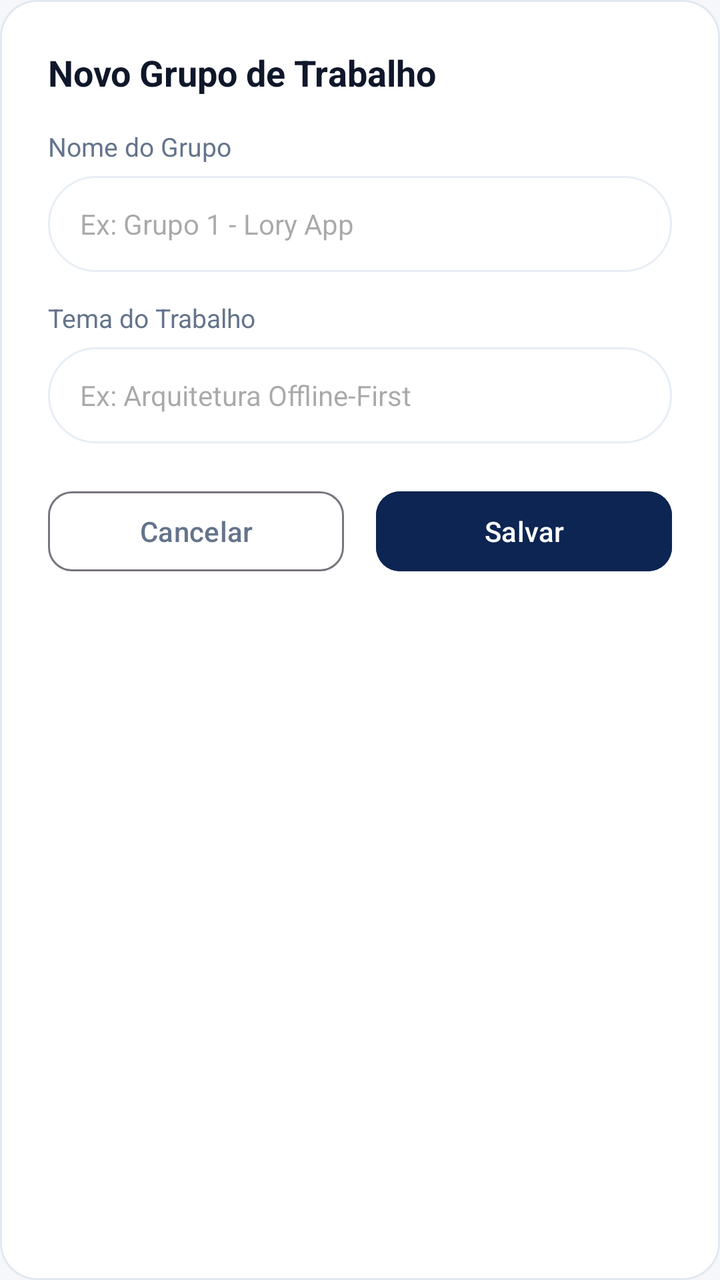
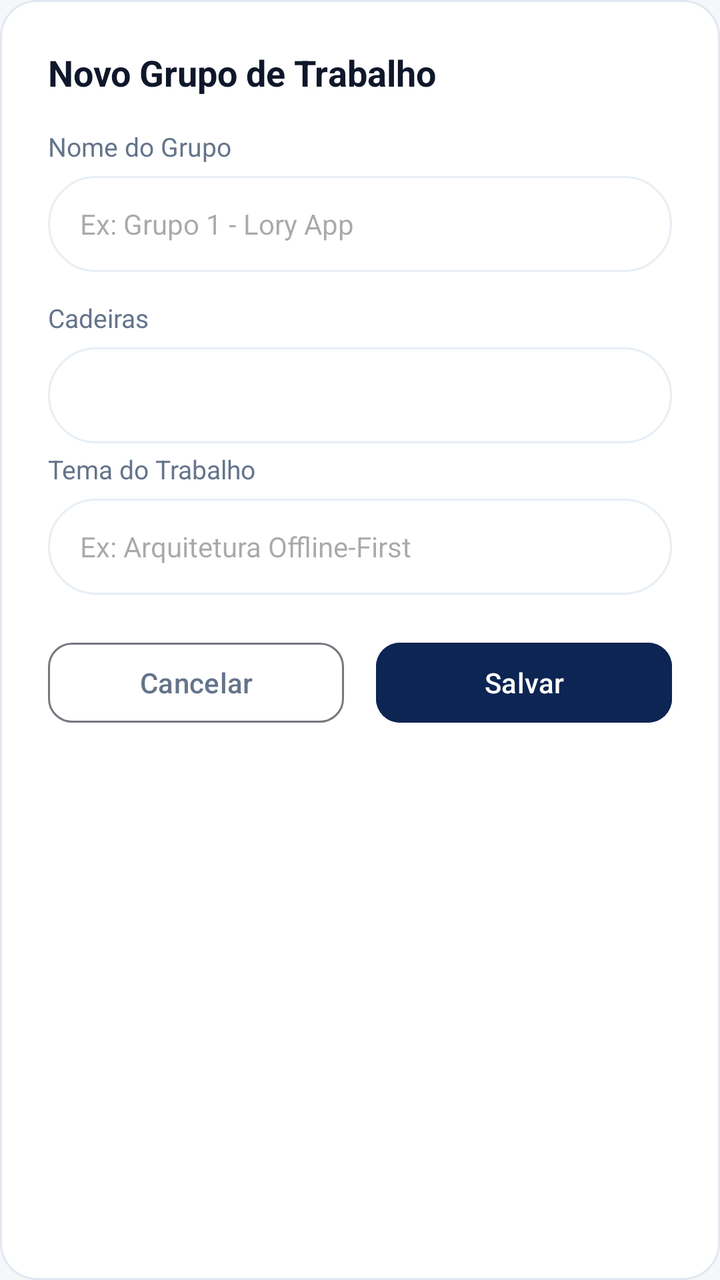

Compare the two renders of this Android layout. The source of the first and the diff that turns it into the second are given below.
<!-- AndroidManifest.xml: application theme Theme.Lory -->
<!-- res/layout/dialog_add_group.xml -->
<?xml version="1.0" encoding="utf-8"?>
<LinearLayout xmlns:android="http://schemas.android.com/apk/res/android"
    xmlns:app="http://schemas.android.com/apk/res-auto"
    android:layout_width="match_parent"
    android:layout_height="wrap_content"
    android:background="@drawable/bg_welcome_card"
    android:orientation="vertical"
    android:padding="24dp">

    <TextView
        android:layout_width="wrap_content"
        android:layout_height="wrap_content"
        android:layout_marginBottom="16dp"
        android:text="Novo Grupo de Trabalho"
        android:textColor="@color/text_primary"
        android:textSize="18sp"
        android:textStyle="bold" />

    
    <TextView
        android:layout_width="wrap_content"
        android:layout_height="wrap_content"
        android:layout_marginBottom="6dp"
        android:text="Nome do Grupo"
        android:textColor="@color/text_secondary"
        android:textSize="13sp" />

    <EditText
        android:id="@+id/et_group_name"
        android:layout_width="match_parent"
        android:layout_height="48dp"
        android:layout_marginBottom="14dp"
        android:background="@drawable/bg_search_bar"
        android:hint="Ex: Grupo 1 - Lory App"
        android:inputType="text"
        android:paddingStart="16dp"
        android:paddingEnd="16dp"
        android:textColor="@color/text_primary"
        android:textSize="14sp" />

    
    <TextView
        android:layout_width="wrap_content"
        android:layout_height="wrap_content"
        android:layout_marginBottom="6dp"
        android:text="Tema do Trabalho"
        android:textColor="@color/text_secondary"
        android:textSize="13sp" />

    <EditText
        android:id="@+id/et_group_theme"
        android:layout_width="match_parent"
        android:layout_height="48dp"
        android:layout_marginBottom="20dp"
        android:background="@drawable/bg_search_bar"
        android:hint="Ex: Arquitetura Offline-First"
        android:inputType="text"
        android:paddingStart="16dp"
        android:paddingEnd="16dp"
        android:textColor="@color/text_primary"
        android:textSize="14sp" />

    
    <LinearLayout
        android:layout_width="match_parent"
        android:layout_height="wrap_content"
        android:orientation="horizontal"
        android:weightSum="2">

        <Button
            android:id="@+id/btn_cancel_group"
            style="?attr/materialButtonOutlinedStyle"
            android:layout_width="0dp"
            android:layout_height="48dp"
            android:layout_marginEnd="8dp"
            android:layout_weight="1"
            android:text="Cancelar"
            android:textColor="@color/text_secondary"
            app:cornerRadius="12dp" />

        <Button
            android:id="@+id/btn_save_group"
            android:layout_width="0dp"
            android:layout_height="48dp"
            android:layout_marginStart="8dp"
            android:layout_weight="1"
            android:backgroundTint="@color/primary_dark_blue"
            android:text="Salvar"
            android:textColor="@color/white"
            app:cornerRadius="12dp" />
    </LinearLayout>

</LinearLayout>
<!-- resources referenced by this layout -->
<resources>
  <color name="primary_dark_blue">#0D2552</color>
  <color name="text_primary">#0F172A</color>
  <color name="text_secondary">#64748B</color>
  <color name="white">#FFFFFFFF</color>
  <!-- drawable bg_search_bar (drawable) -->
  <?xml version="1.0" encoding="utf-8"?>
  <shape xmlns:android="http://schemas.android.com/apk/res/android"
      android:shape="rectangle">
      <solid android:color="@color/surface_white" />
      <corners android:radius="24dp" />
      <stroke
          android:width="1dp"
          android:color="#E8EEF5" />
  </shape>
  <!-- drawable bg_welcome_card (drawable) -->
  <?xml version="1.0" encoding="utf-8"?>
  <shape xmlns:android="http://schemas.android.com/apk/res/android"
      android:shape="rectangle">
      <solid android:color="@color/surface_white" />
      <corners android:radius="18dp" />
      <stroke
          android:width="1dp"
          android:color="#E2E8F0" />
  </shape>
  <style name="Theme.Lory" parent="Base.Theme.Lory" />
  <color name="surface_white">#FFFFFF</color>
  <style name="Base.Theme.Lory" parent="Theme.Material3.DayNight.NoActionBar">
          
          <item name="colorPrimary">@color/primary_dark_blue</item>
          <item name="colorOnPrimary">@color/white</item>
          <item name="colorContainer">@color/surface_white</item>
          <item name="android:statusBarColor">@color/background_light</item>
          <item name="android:windowLightStatusBar">true</item>
          <item name="android:windowBackground">@color/background_light</item>
      </style>
  <color name="background_light">#F5F7FB</color>
</resources>

<!-- the commit's change to res/layout/dialog_add_group.xml (unified diff, before → after) -->
@@ -37,6 +37,33 @@
         android:paddingEnd="16dp"
         android:textColor="@color/text_primary"
         android:textSize="14sp" />
+
+    <TextView
+        android:layout_width="wrap_content"
+        android:layout_height="wrap_content"
+        android:layout_marginBottom="6dp"
+        android:text="@string/nav_tasks"
+        android:textColor="@color/text_secondary"
+        android:textSize="13sp" />
+
+    <Spinner
+        android:id="@+id/sp_group_cadeira"
+        android:layout_width="match_parent"
+        android:layout_height="48dp"
+        android:layout_marginBottom="4dp"
+        android:background="@drawable/bg_search_bar"
+        android:paddingStart="12dp"
+        android:paddingEnd="12dp" />
+
+    <TextView
+        android:id="@+id/tv_group_cadeira_status"
+        android:layout_width="match_parent"
+        android:layout_height="wrap_content"
+        android:layout_marginBottom="14dp"
+        android:text="@string/empty_cadeiras"
+        android:textColor="@color/text_secondary"
+        android:textSize="12sp"
+        android:visibility="gone" />
 
     
     <TextView
<!-- resource entries referenced after the edit -->
@@ -24,6 +24,8 @@
           android:width="1dp"
           android:color="#E2E8F0" />
   </shape>
+  <string name="empty_cadeiras">Nenhuma cadeira cadastrada no momento.</string>
+  <string name="nav_tasks">Cadeiras</string>
   <style name="Theme.Lory" parent="Base.Theme.Lory" />
   <color name="surface_white">#FFFFFF</color>
   <style name="Base.Theme.Lory" parent="Theme.Material3.DayNight.NoActionBar">
